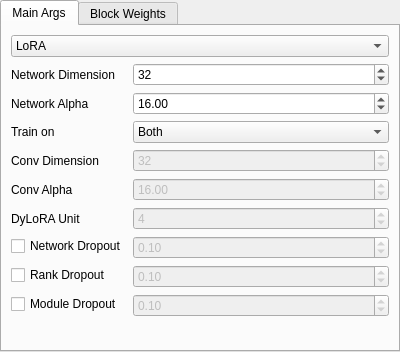
Before: the Qt Designer form ui_files/NetworkUI.ui in derrian-distro/LoRA_Easy_Training_Scripts, drawn with Qt 5.
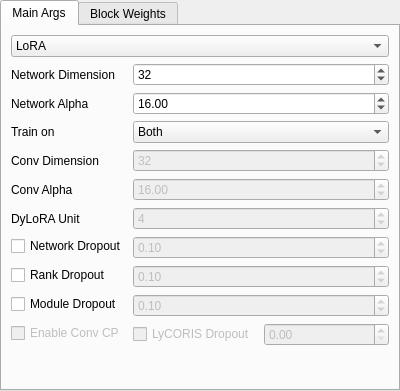
After: the same form once the commit is applied. Custom widgets are drawn as their Qt base class.

Commit message:
updated sd-scripts and lycoris, added support for lycoris's dropout and cp decomp
should have also fixed the issues relating to LoHa and other LyCORIS algos

```diff
--- a/ui_files/NetworkUI.ui
+++ b/ui_files/NetworkUI.ui
@@ -7,7 +7,7 @@
     <x>0</x>
     <y>0</y>
     <width>400</width>
-    <height>352</height>
+    <height>391</height>
    </rect>
   </property>
   <property name="minimumSize">
@@ -349,6 +349,52 @@
          </property>
         </widget>
        </item>
+       <item row="10" column="0">
+        <widget class="QCheckBox" name="cp_enable">
+         <property name="enabled">
+          <bool>false</bool>
+         </property>
+         <property name="toolTip">
+          <string>&lt;html&gt;&lt;head/&gt;&lt;body&gt;&lt;p&gt;Enables Conv CP, which is some form of compression algorithm that further reduces file size, I personally suggest you don't use it&lt;/p&gt;&lt;/body&gt;&lt;/html&gt;</string>
+         </property>
+         <property name="text">
+          <string>Enable Conv CP</string>
+         </property>
+        </widget>
+       </item>
+       <item row="10" column="1">
+        <layout class="QHBoxLayout" name="horizontalLayout">
+         <item>
+          <widget class="QCheckBox" name="lyco_dropout_enable">
+           <property name="enabled">
+            <bool>false</bool>
+           </property>
+           <property name="text">
+            <string>LyCORIS Dropout</string>
+           </property>
+          </widget>
+         </item>
+         <item>
+          <widget class="DoubleSpinBox" name="lyco_dropout_input">
+           <property name="enabled">
+            <bool>false</bool>
+           </property>
+           <property name="focusPolicy">
+            <enum>Qt::StrongFocus</enum>
+           </property>
+           <property name="toolTip">
+            <string>&lt;html&gt;&lt;head/&gt;&lt;body&gt;&lt;p&gt;Dropout from LyCORIS. Not clearly explained in the readme, not entirely sure what it does.&lt;/p&gt;&lt;/body&gt;&lt;/html&gt;</string>
+           </property>
+           <property name="maximum">
+            <double>1.000000000000000</double>
+           </property>
+           <property name="singleStep">
+            <double>0.010000000000000</double>
+           </property>
+          </widget>
+         </item>
+        </layout>
+       </item>
       </layout>
      </widget>
      <widget class="QWidget" name="block_weight_tab">
```
Left out of the diff: 7 changed lines with no effect on the pictures. The commit also changes 3 other files.
